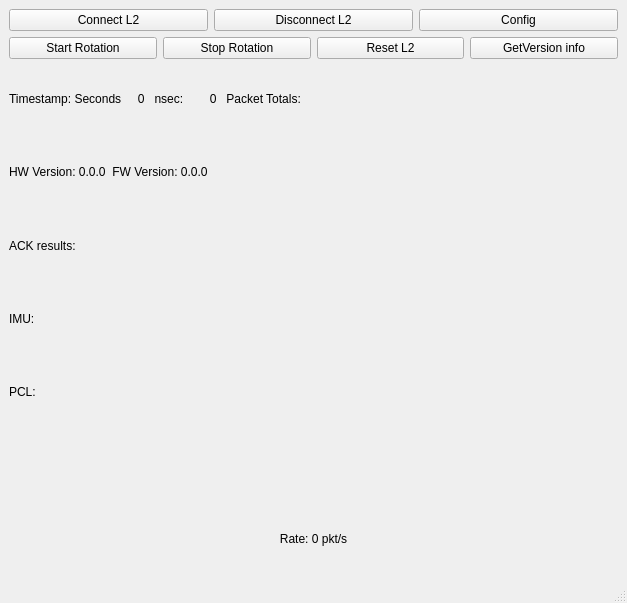
The window that src/MainWindow.ui (markgol/L2diagnostic) describes before a commit, drawn with Qt 5.
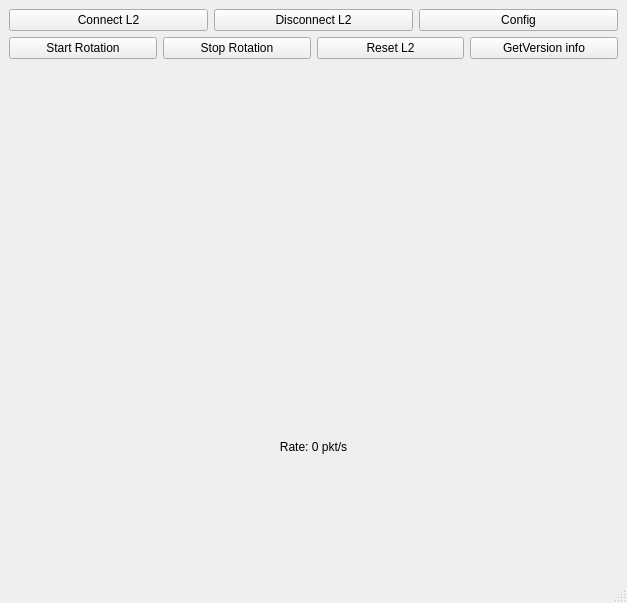
The same window after the commit. Custom widgets are drawn as their Qt base class.

The edit to the form file:
```diff
--- a/src/MainWindow.ui
+++ b/src/MainWindow.ui
@@ -72,41 +72,6 @@
       </item>
      </layout>
     </item>
-    <item>
-     <widget class="QLabel" name="lblPacketStats">
-      <property name="text">
-       <string>Timestamp: Seconds     0   nsec:        0   Packet Totals:</string>
-      </property>
-     </widget>
-    </item>
-    <item>
-     <widget class="QLabel" name="lblVersion">
-      <property name="text">
-       <string>HW Version: 0.0.0  FW Version: 0.0.0</string>
-      </property>
-     </widget>
-    </item>
-    <item>
-     <widget class="QLabel" name="lblACK">
-      <property name="text">
-       <string>ACK results:</string>
-      </property>
-     </widget>
-    </item>
-    <item>
-     <widget class="QLabel" name="lblIMU">
-      <property name="text">
-       <string>IMU:</string>
-      </property>
-     </widget>
-    </item>
-    <item>
-     <widget class="QLabel" name="lblPCL">
-      <property name="text">
-       <string>PCL:</string>
-      </property>
-     </widget>
-    </item>
     <item>
      <widget class="QChartView" name="chartViewRate" native="true"/>
     </item>
```
